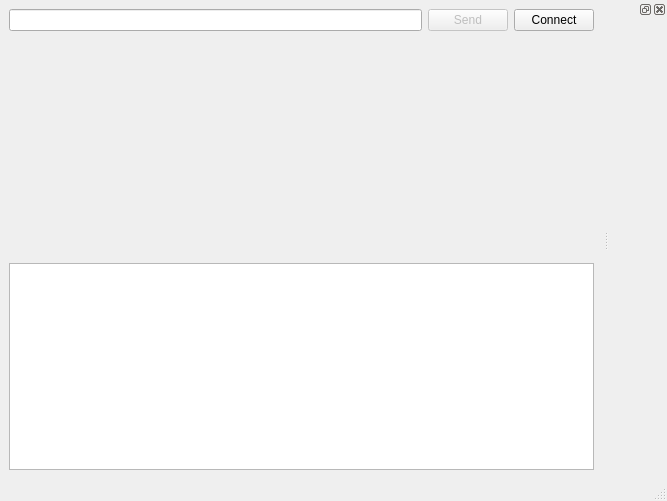
Qt form src/pencil_mob.ui (Kracav4ik/pencil_mob) before a commit.
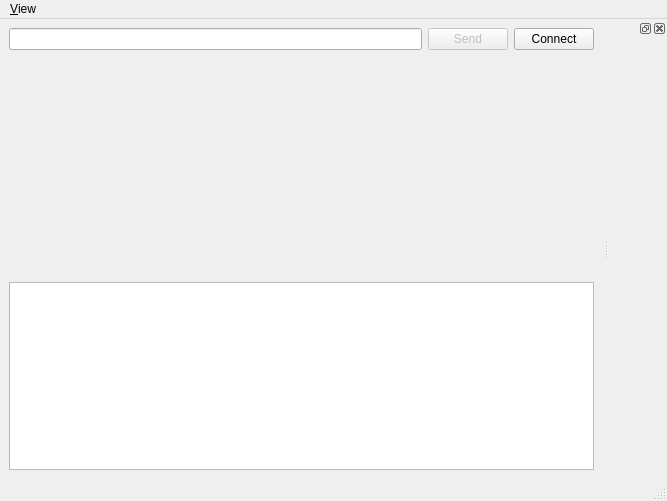
The same form after that commit. Custom widgets are drawn as their Qt base class.

Commit message: menu item to hide/show color chooser widget

The edit to the form file:
```diff
--- a/src/pencil_mob.ui
+++ b/src/pencil_mob.ui
@@ -74,6 +74,13 @@
      <height>21</height>
     </rect>
    </property>
+   <widget class="QMenu" name="menu_View">
+    <property name="title">
+     <string>&amp;View</string>
+    </property>
+    <addaction name="actionToggleColorChooser"/>
+   </widget>
+   <addaction name="menu_View"/>
   </widget>
   <widget class="QStatusBar" name="statusbar"/>
   <widget class="ColorChooserWidget" name="colorChooser">
```
Left out of the diff: 43 changed lines with no effect on the pictures.
